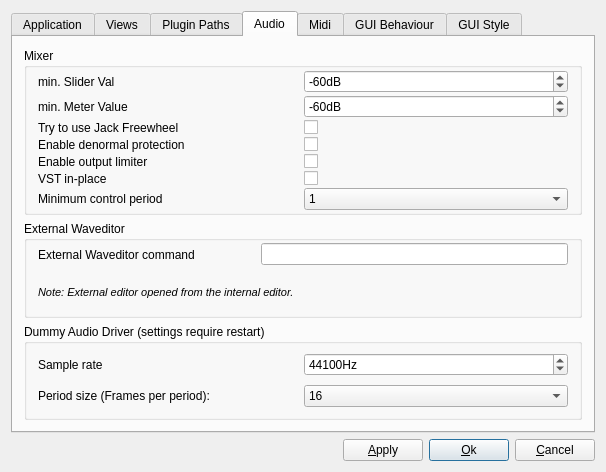
Above: muse3/muse/widgets/gensetbase.ui from emrum/muse before the change. Below: the same form after it.
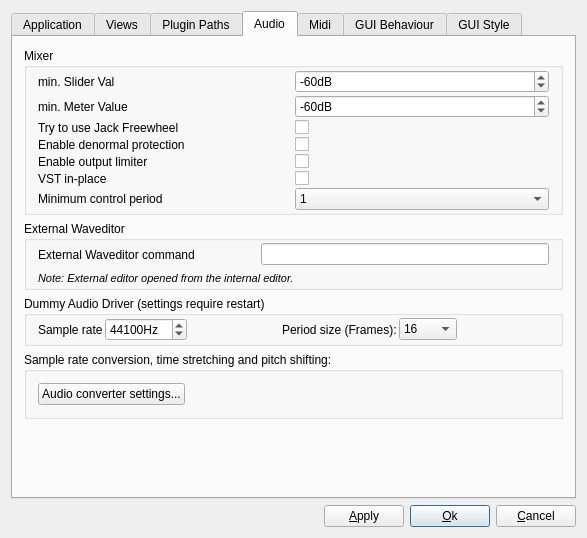
That is the form after the change. The open tabs and pages were chosen to show the change.

```diff
--- a/muse3/muse/widgets/gensetbase.ui
+++ b/muse3/muse/widgets/gensetbase.ui
@@ -6,8 +6,8 @@
    <rect>
     <x>0</x>
     <y>0</y>
-    <width>606</width>
-    <height>472</height>
+    <width>587</width>
+    <height>538</height>
    </rect>
   </property>
   <property name="windowTitle">
@@ -849,6 +849,19 @@
        <string>Audio</string>
       </attribute>
       <layout class="QGridLayout">
+       <item row="4" column="0">
+        <spacer name="verticalSpacer_2">
+         <property name="orientation">
+          <enum>Qt::Vertical</enum>
+         </property>
+         <property name="sizeHint" stdset="0">
+          <size>
+           <width>20</width>
+           <height>40</height>
+          </size>
+         </property>
+        </spacer>
+       </item>
        <item row="0" column="0">
         <widget class="QGroupBox" name="GroupBox4">
          <property name="title">
@@ -1205,6 +1218,53 @@
           <property name="spacing">
            <number>2</number>
           </property>
+          <item row="0" column="4">
+           <widget class="QComboBox" name="dummyAudioSize">
+            <property name="toolTip">
+             <string>Shorter periods give better midi playback resolution.</string>
+            </property>
+            <item>
+             <property name="text">
+              <string>16</string>
+             </property>
+            </item>
+            <item>
+             <property name="text">
+              <string>32</string>
+             </property>
+            </item>
+            <item>
+             <property name="text">
+              <string>64</string>
+             </property>
+            </item>
+            <item>
+             <property name="text">
+              <string>128</string>
+             </property>
+            </item>
+            <item>
+             <property name="text">
+              <string>256</string>
+             </property>
+            </item>
+            <item>
+             <property name="text">
+              <string>512</string>
+             </property>
+            </item>
+            <item>
+             <property name="text">
+              <string>1024</string>
+             </property>
+            </item>
+            <item>
+             <property name="text">
+              <string>2048</string>
+             </property>
+            </item>
+           </widget>
+          </item>
           <item row="0" column="0">
            <widget class="QLabel" name="dummyAudioRateLabel">
             <property name="text">
@@ -1234,63 +1294,71 @@
             </property>
            </widget>
           </item>
-          <item row="1" column="0">
+          <item row="0" column="3">
            <widget class="QLabel" name="dummyAudioSizeLabel">
             <property name="text">
-             <string>Period size (Frames per period):</string>
+             <string>Period size (Frames):</string>
             </property>
             <property name="wordWrap">
              <bool>false</bool>
             </property>
            </widget>
           </item>
-          <item row="1" column="1">
-           <widget class="QComboBox" name="dummyAudioSize">
-            <property name="toolTip">
-             <string>Shorter periods give better midi playback resolution.</string>
+          <item row="0" column="5">
+           <spacer name="horizontalSpacer_2">
+            <property name="orientation">
+             <enum>Qt::Horizontal</enum>
             </property>
-            <item>
-             <property name="text">
-              <string>16</string>
-             </property>
-            </item>
-            <item>
-             <property name="text">
-              <string>32</string>
-             </property>
-            </item>
-            <item>
-             <property name="text">
-              <string>64</string>
-             </property>
-            </item>
-            <item>
-             <property name="text">
-              <string>128</string>
-             </property>
-            </item>
-            <item>
-             <property name="text">
-              <string>256</string>
-             </property>
-            </item>
-            <item>
-             <property name="text">
-              <string>512</string>
-             </property>
-            </item>
-            <item>
-             <property name="text">
-              <string>1024</string>
-             </property>
-            </item>
-            <item>
-             <property name="text">
-              <string>2048</string>
-             </property>
-            </item>
+            <property name="sizeHint" stdset="0">
+             <size>
+              <width>40</width>
+              <height>20</height>
+             </size>
+            </property>
+           </spacer>
+          </item>
+          <item row="0" column="2">
+           <spacer name="horizontalSpacer_3">
+            <property name="orientation">
+             <enum>Qt::Horizontal</enum>
+            </property>
+            <property name="sizeHint" stdset="0">
+             <size>
+              <width>40</width>
+              <height>20</height>
+             </size>
+            </property>
+           </spacer>
+          </item>
+         </layout>
+        </widget>
+       </item>
+       <item row="3" column="0">
+        <widget class="QGroupBox" name="audioConvertersGroupBox">
+         <property name="title">
+          <string>Sample rate conversion, time stretching and pitch shifting:</string>
+         </property>
+         <layout class="QHBoxLayout" name="horizontalLayout_6">
+          <item>
+           <widget class="QPushButton" name="audioConvertersButton">
+            <property name="text">
+             <string>Audio converter settings...</string>
+            </property>
            </widget>
           </item>
+          <item>
+           <spacer name="horizontalSpacer_4">
+            <property name="orientation">
+             <enum>Qt::Horizontal</enum>
+            </property>
+            <property name="sizeHint" stdset="0">
+             <size>
+              <width>343</width>
+              <height>20</height>
+             </size>
+            </property>
+           </spacer>
+          </item>
          </layout>
         </widget>
        </item>
```
Left out of the diff: 16 changed lines with no effect on the pictures.
